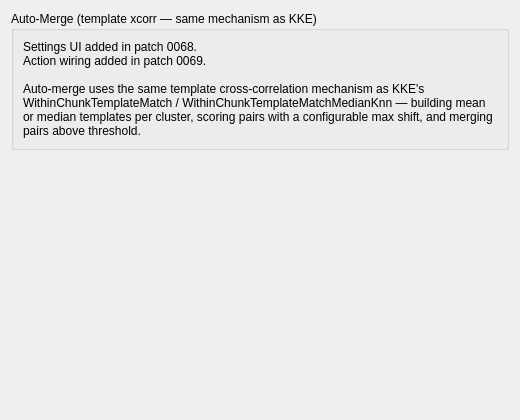
The window that src/klusters/src/prefautomergelayout.ui (Gravios/neurosuite-3) describes before a commit, drawn with Qt 5.
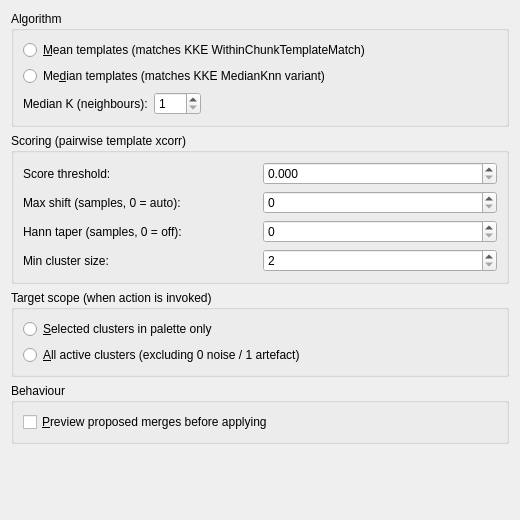
The same window after the commit.

Commit message: klusters/Auto-Merge: populate settings tab + Configuration round-trip

```diff
--- a/src/klusters/src/prefautomergelayout.ui
+++ b/src/klusters/src/prefautomergelayout.ui
@@ -2,25 +2,58 @@
 <ui version="4.0">
  <class>PrefAutoMergeLayout</class>
  <widget class="QWidget" name="PrefAutoMergeLayout">
-  <property name="geometry"><rect><x>0</x><y>0</y><width>520</width><height>420</height></rect></property>
+  <property name="geometry"><rect><x>0</x><y>0</y><width>520</width><height>520</height></rect></property>
   <property name="windowTitle"><string>Auto-Merge</string></property>
   <layout class="QVBoxLayout" name="topLayout">
    <item>
-    <widget class="QGroupBox" name="groupBoxAutoMerge">
-     <property name="title"><string>Auto-Merge (template xcorr — same mechanism as KKE)</string></property>
+    <widget class="QGroupBox" name="groupBoxAlgorithm">
+     <property name="title"><string>Algorithm</string></property>
+     <property name="toolTip"><string>Same mechanism as KKE: pairwise cross-correlation between cluster templates with bounded shift; pairs scoring above the threshold are merged.</string></property>
      <layout class="QVBoxLayout">
+      <item><widget class="QRadioButton" name="algoMeanRadio"><property name="text"><string>&amp;Mean templates (matches KKE WithinChunkTemplateMatch)</string></property><property name="toolTip"><string>Build the per-cluster template as the mean of its waveforms. Faster; more sensitive to outlier spikes in a cluster.</string></property></widget></item>
+      <item><widget class="QRadioButton" name="algoMedianRadio"><property name="text"><string>Me&amp;dian templates (matches KKE MedianKnn variant)</string></property><property name="toolTip"><string>Build the per-cluster template as the per-sample median. More robust against bursts and contamination; slightly slower.</string></property></widget></item>
       <item>
-       <widget class="QLabel" name="placeholderLabel">
-        <property name="text"><string>Settings UI added in patch 0068.
-Action wiring added in patch 0069.
-
-Auto-merge uses the same template cross-correlation mechanism as KKE's WithinChunkTemplateMatch / WithinChunkTemplateMatchMedianKnn — building mean or median templates per cluster, scoring pairs with a configurable max shift, and merging pairs above threshold.</string></property>
-        <property name="wordWrap"><bool>true</bool></property>
-       </widget>
+       <layout class="QHBoxLayout">
+        <item><widget class="QLabel" name="medianKLabel"><property name="text"><string>Median K (neighbours):</string></property></widget></item>
+        <item><widget class="QSpinBox" name="medianKSpinBox"><property name="minimum"><number>1</number></property><property name="maximum"><number>500</number></property><property name="toolTip"><string>Number of nearest spikes used per cluster when building the median template. Only used when Median templates is selected.</string></property></widget></item>
+        <item><spacer name="kSpacer"><property name="orientation"><enum>Qt::Horizontal</enum></property><property name="sizeHint" stdset="0"><size><width>40</width><height>20</height></size></property></spacer></item>
+       </layout>
       </item>
      </layout>
     </widget>
    </item>
+   <item>
+    <widget class="QGroupBox" name="groupBoxScoring">
+     <property name="title"><string>Scoring (pairwise template xcorr)</string></property>
+     <layout class="QGridLayout">
+      <item row="0" column="0"><widget class="QLabel" name="thresholdLabel"><property name="text"><string>Score threshold:</string></property></widget></item>
+      <item row="0" column="1"><widget class="QDoubleSpinBox" name="scoreThresholdSpinBox"><property name="minimum"><double>0.000000000000000</double></property><property name="maximum"><double>1.000000000000000</double></property><property name="singleStep"><double>0.010000000000000</double></property><property name="decimals"><number>3</number></property><property name="toolTip"><string>Minimum normalised xcorr score for a cluster pair to be merged. KKE uses 0.98 by default.</string></property></widget></item>
+      <item row="1" column="0"><widget class="QLabel" name="maxShiftLabel"><property name="text"><string>Max shift (samples, 0 = auto):</string></property></widget></item>
+      <item row="1" column="1"><widget class="QSpinBox" name="maxShiftSpinBox"><property name="minimum"><number>0</number></property><property name="maximum"><number>128</number></property><property name="toolTip"><string>Maximum sample lag for the xcorr. 0 = automatic (nSamplesPerSpike / 4, matching KKE).</string></property></widget></item>
+      <item row="2" column="0"><widget class="QLabel" name="taperLabel"><property name="text"><string>Hann taper (samples, 0 = off):</string></property></widget></item>
+      <item row="2" column="1"><widget class="QSpinBox" name="taperSpinBox"><property name="minimum"><number>0</number></property><property name="maximum"><number>64</number></property><property name="toolTip"><string>Taper window length on each end of the template, to suppress edge-discontinuity contributions to xcorr. 0 = off. Matches KKE's TemplateMatchTaperHannSamples.</string></property></widget></item>
+      <item row="3" column="0"><widget class="QLabel" name="minSizeLabel"><property name="text"><string>Min cluster size:</string></property></widget></item>
+      <item row="3" column="1"><widget class="QSpinBox" name="minClusterSizeSpinBox"><property name="minimum"><number>2</number></property><property name="maximum"><number>1000000</number></property><property name="toolTip"><string>Clusters smaller than this are skipped (excluded from both source and target of merges).</string></property></widget></item>
+     </layout>
+    </widget>
+   </item>
+   <item>
+    <widget class="QGroupBox" name="groupBoxScope">
+     <property name="title"><string>Target scope (when action is invoked)</string></property>
+     <layout class="QVBoxLayout">
+      <item><widget class="QRadioButton" name="scopeSelectedRadio"><property name="text"><string>&amp;Selected clusters in palette only</string></property><property name="toolTip"><string>Auto-merge considers only clusters currently selected. Safest for targeted curation.</string></property></widget></item>
+      <item><widget class="QRadioButton" name="scopeAllActiveRadio"><property name="text"><string>&amp;All active clusters (excluding 0 noise / 1 artefact)</string></property><property name="toolTip"><string>Auto-merge considers every non-special cluster in the document. Use with the preview-before-apply option to inspect proposed merges first.</string></property></widget></item>
+     </layout>
+    </widget>
+   </item>
+   <item>
+    <widget class="QGroupBox" name="groupBoxBehaviour">
+     <property name="title"><string>Behaviour</string></property>
+     <layout class="QVBoxLayout">
+      <item><widget class="QCheckBox" name="previewBeforeApplyCheckBox"><property name="text"><string>&amp;Preview proposed merges before applying</string></property><property name="toolTip"><string>Open a confirmation dialog listing the proposed merge groups before any cluster labels are changed. Recommended when scope is set to All active.</string></property></widget></item>
+     </layout>
+    </widget>
+   </item>
    <item><spacer name="vSpacer"><property name="orientation"><enum>Qt::Vertical</enum></property><property name="sizeHint" stdset="0"><size><width>20</width><height>40</height></size></property></spacer></item>
   </layout>
  </widget>
```
The commit also changes 5 other files.
